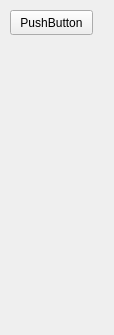
This is view_widgets/VTKImageWidget/forms/option_widget.ui in isis-group/vast as Qt 5 draws it before an edit. The edited form follows.
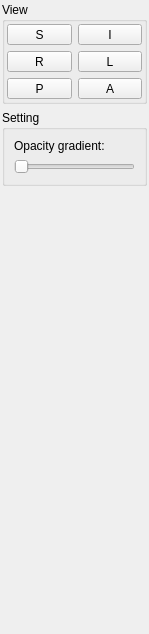
This is the edited form.

Commit message: add optionwidget, fixed orientation bug in vtkwidget

The edit to the form file:
```diff
--- a/view_widgets/VTKImageWidget/forms/option_widget.ui
+++ b/view_widgets/VTKImageWidget/forms/option_widget.ui
@@ -6,8 +6,8 @@
    <rect>
     <x>0</x>
     <y>0</y>
-    <width>114</width>
-    <height>335</height>
+    <width>149</width>
+    <height>634</height>
    </rect>
   </property>
   <property name="sizePolicy">
@@ -19,19 +19,164 @@
   <property name="windowTitle">
    <string>Form</string>
   </property>
-  <widget class="QPushButton" name="pushButton">
-   <property name="geometry">
-    <rect>
-     <x>10</x>
-     <y>10</y>
-     <width>83</width>
-     <height>25</height>
-    </rect>
+  <layout class="QGridLayout" name="gridLayout_2">
+   <property name="margin">
+    <number>2</number>
    </property>
-   <property name="text">
-    <string>PushButton</string>
-   </property>
-  </widget>
+   <item row="0" column="0">
+    <widget class="QFrame" name="frame">
+     <property name="frameShape">
+      <enum>QFrame::NoFrame</enum>
+     </property>
+     <property name="frameShadow">
+      <enum>QFrame::Raised</enum>
+     </property>
+     <layout class="QVBoxLayout" name="verticalLayout">
+      <property name="margin">
+       <number>0</number>
+      </property>
+      <item>
+       <widget class="QGroupBox" name="groupBox">
+        <property name="title">
+         <string>View</string>
+        </property>
+        <layout class="QGridLayout" name="gridLayout">
+         <property name="margin">
+          <number>2</number>
+         </property>
+         <item row="0" column="0">
+          <widget class="QToolButton" name="superior">
+           <property name="sizePolicy">
+            <sizepolicy hsizetype="Minimum" vsizetype="Fixed">
+             <horstretch>0</horstretch>
+             <verstretch>0</verstretch>
+            </sizepolicy>
+           </property>
+           <property name="text">
+            <string>S</string>
+           </property>
+          </widget>
+         </item>
+         <item row="1" column="0">
+          <widget class="QToolButton" name="right">
+           <property name="sizePolicy">
+            <sizepolicy hsizetype="Minimum" vsizetype="Fixed">
+             <horstretch>0</horstretch>
+             <verstretch>0</verstretch>
+            </sizepolicy>
+           </property>
+           <property name="text">
+            <string>R</string>
+           </property>
+          </widget>
+         </item>
+         <item row="2" column="0">
+          <widget class="QToolButton" name="posterior">
+           <property name="sizePolicy">
+            <sizepolicy hsizetype="Minimum" vsizetype="Fixed">
+             <horstretch>0</horstretch>
+             <verstretch>0</verstretch>
+            </sizepolicy>
+           </property>
+           <property name="text">
+            <string>P</string>
+           </property>
+          </widget>
+         </item>
+         <item row="0" column="1">
+          <widget class="QToolButton" name="inferior">
+           <property name="sizePolicy">
+            <sizepolicy hsizetype="Minimum" vsizetype="Fixed">
+             <horstretch>0</horstretch>
+             <verstretch>0</verstretch>
+            </sizepolicy>
+           </property>
+           <property name="text">
+            <string>I</string>
+           </property>
+          </widget>
+         </item>
+         <item row="1" column="1">
+          <widget class="QToolButton" name="left">
+           <property name="sizePolicy">
+            <sizepolicy hsizetype="Minimum" vsizetype="Fixed">
+             <horstretch>0</horstretch>
+             <verstretch>0</verstretch>
+            </sizepolicy>
+           </property>
+           <property name="text">
+            <string>L</string>
+           </property>
+          </widget>
+         </item>
+         <item row="2" column="1">
+          <widget class="QToolButton" name="anterior">
+           <property name="sizePolicy">
+            <sizepolicy hsizetype="Minimum" vsizetype="Fixed">
+             <horstretch>0</horstretch>
+             <verstretch>0</verstretch>
+            </sizepolicy>
+           </property>
+           <property name="text">
+            <string>A</string>
+           </property>
+          </widget>
+         </item>
+        </layout>
+       </widget>
+      </item>
+      <item>
+       <widget class="QGroupBox" name="groupBox_2">
+        <property name="title">
+         <string>Setting</string>
+        </property>
+        <layout class="QGridLayout" name="gridLayout_3">
+         <item row="0" column="0">
+          <widget class="QLabel" name="label">
+           <property name="text">
+            <string>Opacity gradient:</string>
+           </property>
+          </widget>
+         </item>
+         <item row="1" column="0">
+          <widget class="QSlider" name="opacityGradient">
+           <property name="sizePolicy">
+            <sizepolicy hsizetype="Minimum" vsizetype="Fixed">
+             <horstretch>0</horstretch>
+             <verstretch>0</verstretch>
+            </sizepolicy>
+           </property>
+           <property name="maximum">
+            <number>1000</number>
+           </property>
+           <property name="sliderPosition">
+            <number>0</number>
+           </property>
+           <property name="orientation">
+            <enum>Qt::Horizontal</enum>
+           </property>
+          </widget>
+         </item>
+        </layout>
+       </widget>
+      </item>
+      <item>
+       <spacer name="verticalSpacer">
+        <property name="orientation">
+         <enum>Qt::Vertical</enum>
+        </property>
+        <property name="sizeHint" stdset="0">
+         <size>
+          <width>20</width>
+          <height>414</height>
+         </size>
+        </property>
+       </spacer>
+      </item>
+     </layout>
+    </widget>
+   </item>
+  </layout>
  </widget>
  <resources>
   <include location="../resources/vtkwidget.qrc"/>
```
The commit also changes 17 other files.
